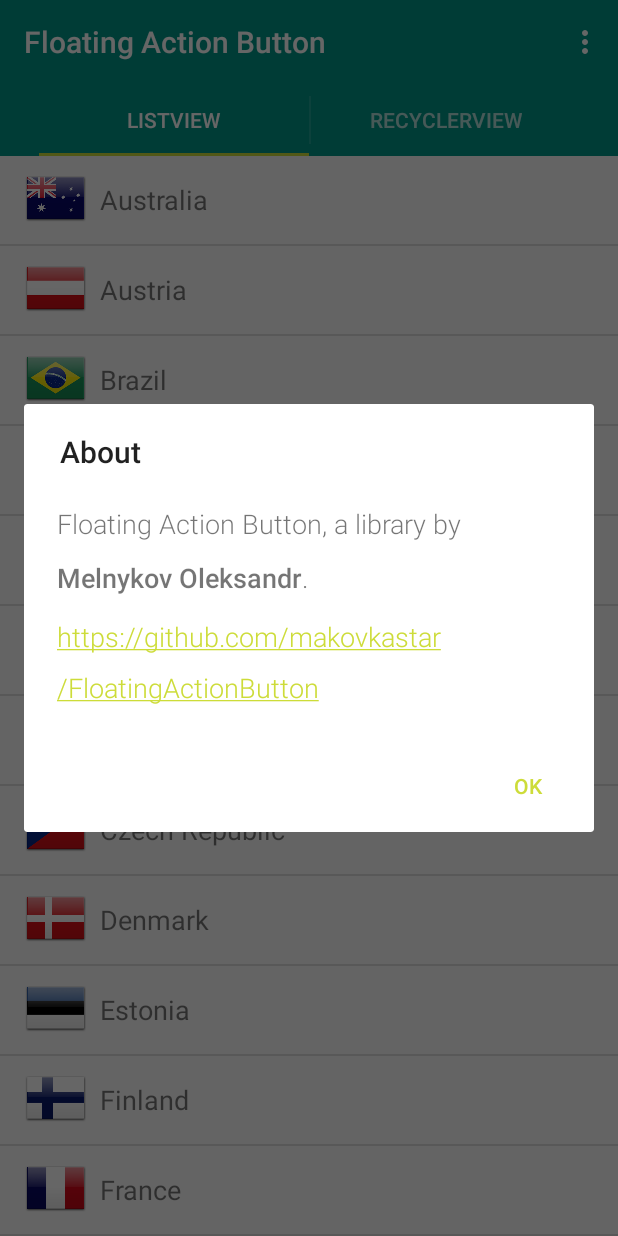
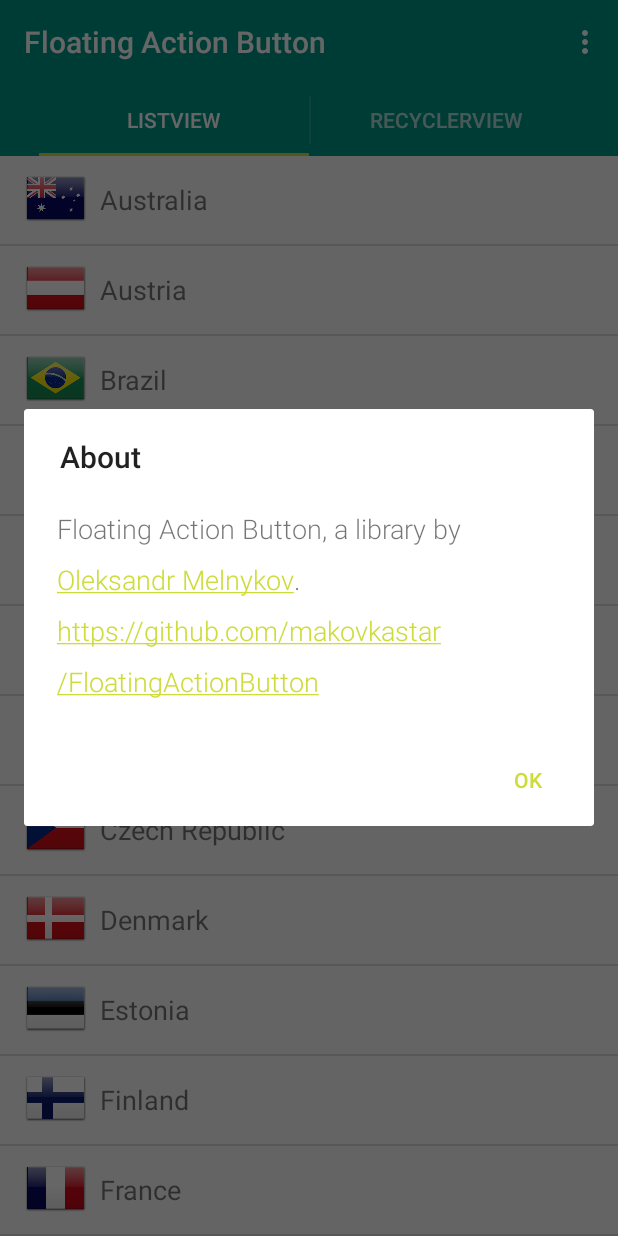
Before and after one commit to makovkastar/FloatingActionButton, an Android app: the screen it shows after launch (MainActivity), in the options menu, after a tap on "About", on a phone screen of 412 x 824 dp. Run offline under Robolectric (Android 15) with nearby library versions, the phone set to English and light mode, and no system bars; 3 statements that could not run were skipped.

Commit message:
Add a link to the G+ profile

```diff
--- a/sample/src/main/res/values/strings.xml
+++ b/sample/src/main/res/values/strings.xml
@@ -3,7 +3,7 @@
     <string name="app_name">Floating Action Button</string>
     <string name="about">About</string>
     <string name="about_body"><![CDATA[
-        Floating Action Button, a library by <b>Melnykov Oleksandr</b>.<br/>
+        Floating Action Button, a library by <a href="https://plus.google.com/+OleksandrMelnykov">Oleksandr Melnykov</a>.<br/>
         <a href=\'https://github.com/makovkastar/FloatingActionButton\'>https://github.com/makovkastar/FloatingActionButton</a>
     ]]></string>
 </resources>
```
